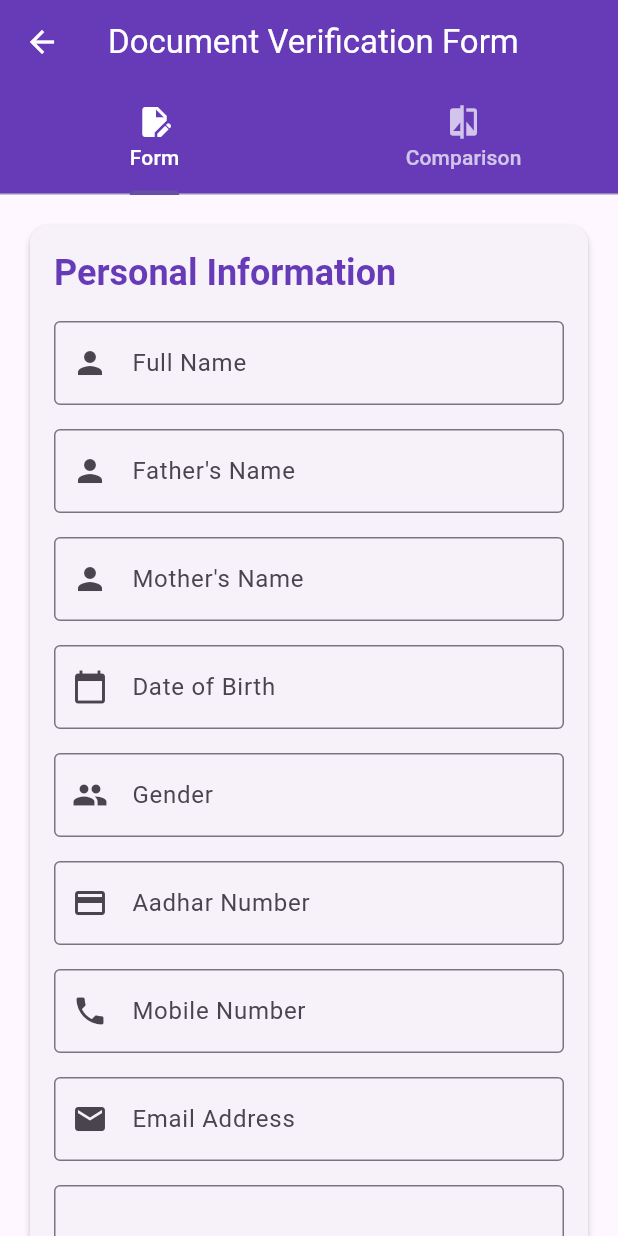
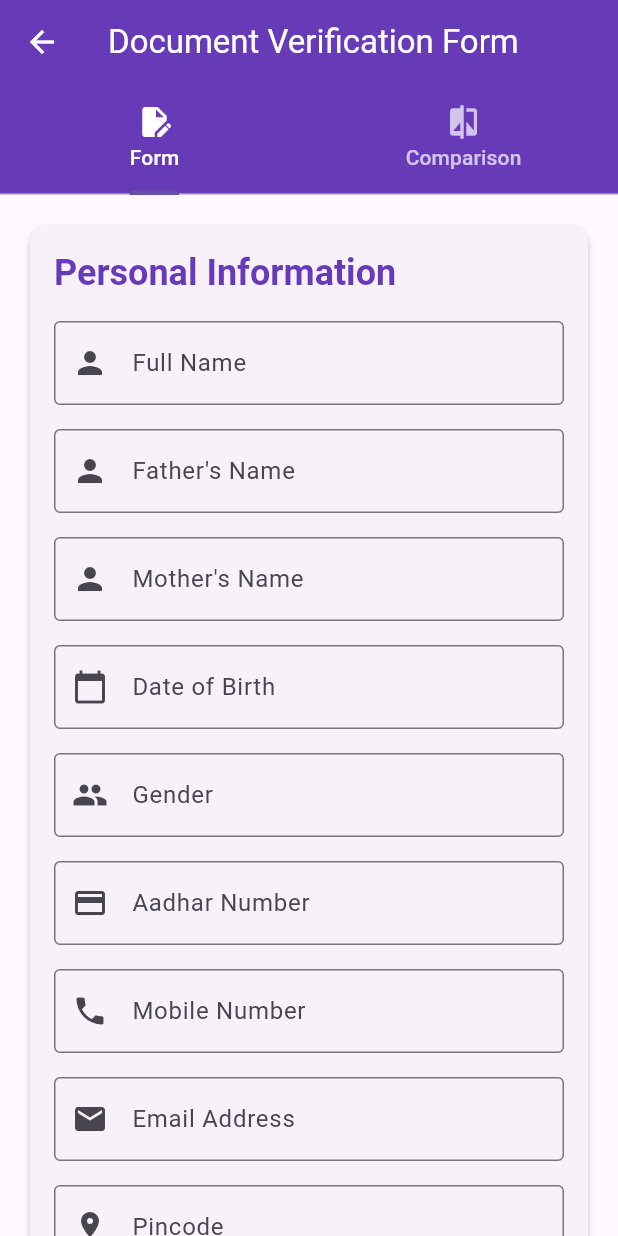
Before and after one commit to Shashank-Shourie/PS21, a Flutter app: the FormPage screen opened directly with empty values, on a phone screen of 412 x 824 dp. Run offline on Flutter 3.47's test engine with Material 3 defaults, Android fonts, the phone set to English and light mode, and no system bars; our stand-ins replace device_info_plus, file_picker, flutter_dotenv.

Commit message:
modified:   frontend/lib/pages/Student/form_page.dart

```diff
--- a/frontend/lib/pages/Student/form_page.dart
+++ b/frontend/lib/pages/Student/form_page.dart
@@ -35,7 +35,7 @@ class _FormPageState extends State<FormPage> with TickerProviderStateMixin {
     FormField('aadharNumber', 'Aadhar Number', TextInputType.number, true),
     FormField('mobileNumber', 'Mobile Number', TextInputType.phone, true),
     FormField('email', 'Email Address', TextInputType.emailAddress, false),
-    FormField('address', 'Address', TextInputType.multiline, true),
+    // FormField('address', 'Address', TextInputType.multiline, true),
     FormField('pincode', 'Pincode', TextInputType.number, true),
     FormField('tenthMarks', '10th Marks/Percentage', TextInputType.number, true),
     FormField('interMarks', 'Inter Marks/Percentage', TextInputType.number, true),
@@ -147,7 +147,7 @@ class _FormPageState extends State<FormPage> with TickerProviderStateMixin {
     }
 
     // Extract category
-    final categories = ['general', 'obc', 'sc', 'st', 'ews'];
+    final categories = ['general', 'oc', 'sc', 'st', 'ews'];
     for (String category in categories) {
       if (lowerText.contains(category)) {
         extractedData['category'] = category.toUpperCase();
@@ -398,7 +398,7 @@ class _FormPageState extends State<FormPage> with TickerProviderStateMixin {
               const SizedBox(width: 16),
               Expanded(
                 child: ElevatedButton.icon(
-                  onPressed: matchPercentage >= 80 ? () {
+                  onPressed: matchPercentage >= 50 ? () {
                     _showSuccessDialog();
                   } : null,
                   icon: const Icon(Icons.save),
@@ -433,8 +433,8 @@ class _FormPageState extends State<FormPage> with TickerProviderStateMixin {
         return const Icon(Icons.phone);
       case 'email':
         return const Icon(Icons.email);
-      case 'address':
-        return const Icon(Icons.location_on);
+      // case 'address':
+      //   return const Icon(Icons.location_on);
       case 'pincode':
         return const Icon(Icons.pin_drop);
       case 'tenthMarks':
```
